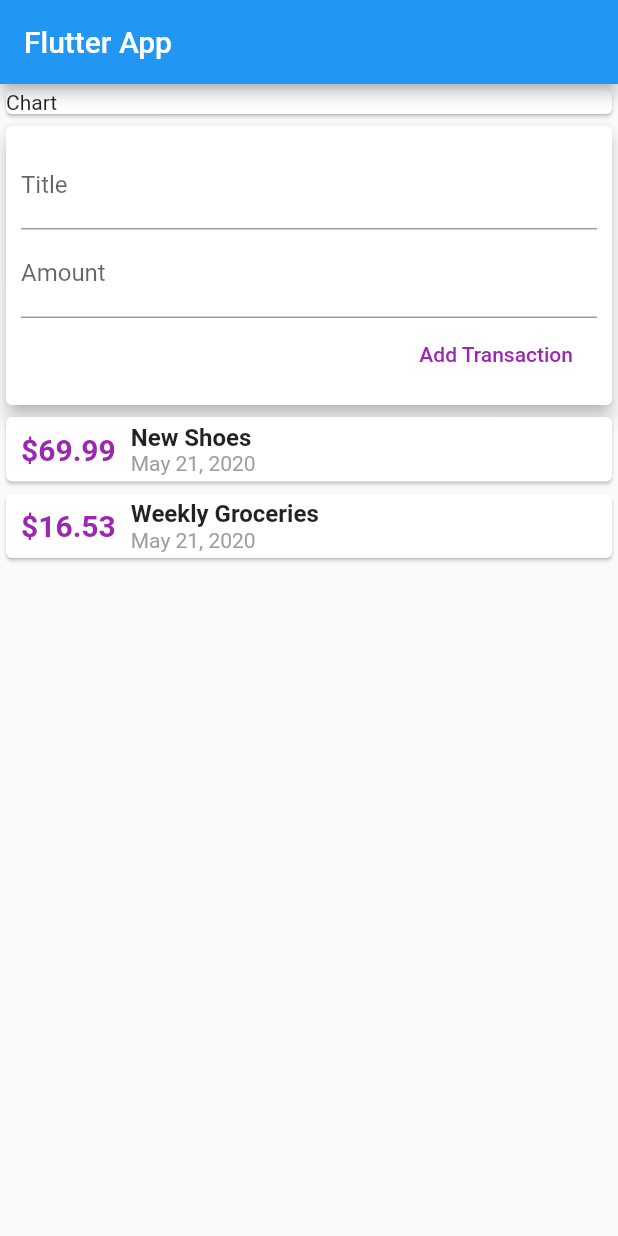
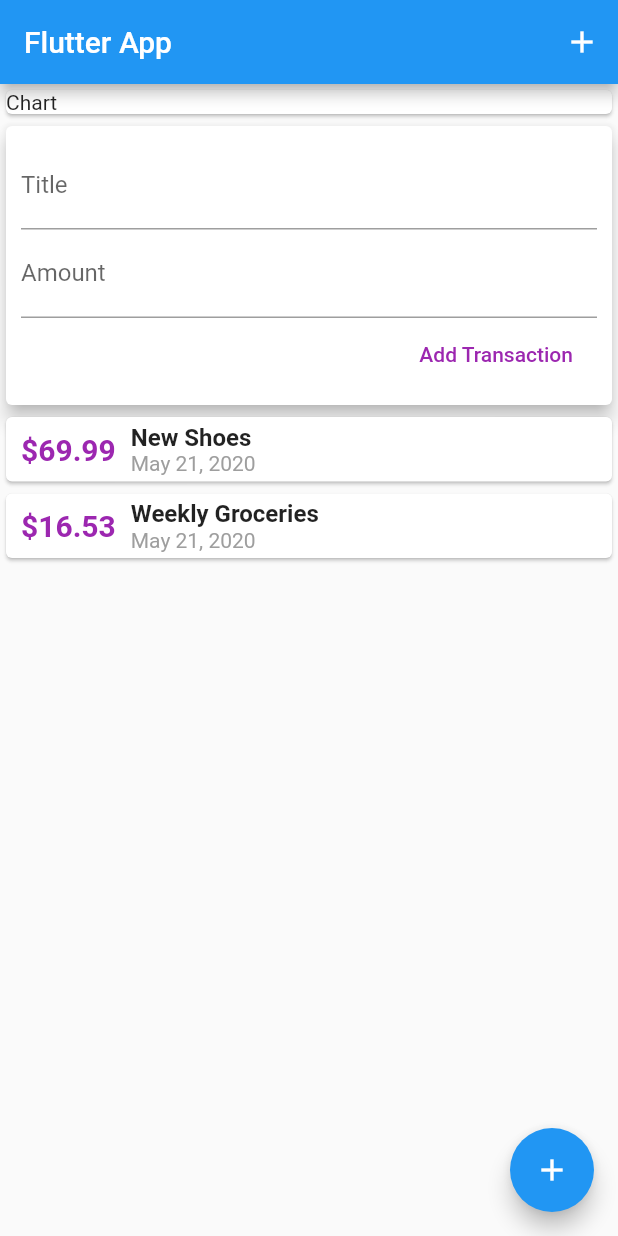
Before and after one commit to ChopinDavid/FinanceApp, a Flutter app: the screen it shows after launch, after a tap on "Add Transaction", on a phone screen of 412 x 824 dp. Run offline on Flutter 3.47's test engine with Material 2 defaults, Android fonts, the phone set to English and light mode, and no system bars.

Commit message:
Added list views and some icon buttons

```diff
--- a/lib/main.dart
+++ b/lib/main.dart
@@ -30,6 +30,9 @@ class MyHomePage extends StatelessWidget {
     return Scaffold(
       appBar: AppBar(
         title: Text("Flutter App"),
+        actions: <Widget>[
+          IconButton(icon: Icon(Icons.add), onPressed: () {},)
+        ],
       ),
       body: Column(
         children: <Widget>[
@@ -44,6 +47,7 @@ class MyHomePage extends StatelessWidget {
           UserTransactions(),
         ],
       ),
+      floatingActionButton: FloatingActionButton(child: Icon(Icons.add), onPressed: () {},),
     );
   }
 }
--- a/lib/new_transaction.dart
+++ b/lib/new_transaction.dart
@@ -6,6 +6,15 @@ class NewTransaction extends StatelessWidget {
   final amountController = TextEditingController();
 
   NewTransaction(this.addTransaction);
+
+  void submitData() {
+    final enteredTitle = titleController.text;
+    final enteredAmount = double.parse(amountController.text);
+    if (enteredTitle.isEmpty || enteredAmount <= 0) {
+      return;
+    }
+    addTransaction(enteredTitle, enteredAmount);
+  }
 
   @override
   Widget build(BuildContext context) {
@@ -19,19 +28,18 @@ class NewTransaction extends StatelessWidget {
             TextField(
               controller: titleController,
               decoration: InputDecoration(labelText: "Title"),
+              onSubmitted: (_) => submitData(),
             ),
             TextField(
               controller: amountController,
               decoration: InputDecoration(labelText: "Amount"),
               keyboardType: TextInputType.number,
+              onSubmitted: (_) => submitData(),
             ),
             FlatButton(
               child: Text("Add Transaction"),
               textColor: Colors.purple,
-              onPressed: () {
-                addTransaction(
-                    titleController.text, double.parse(amountController.text));
-              },
+              onPressed: submitData,
             )
           ],
         ),
--- a/lib/transaction_list.dart
+++ b/lib/transaction_list.dart
@@ -9,14 +9,17 @@ class TransactionList extends StatelessWidget {
 
   @override
   Widget build(BuildContext context) {
-    return Column(
-      children: transactions.map((transaction) {
+    return Container(
+        height: 300,
+        child: ListView.builder(
+          itemBuilder: (context, index) {
+            Transaction transaction = transactions[index];
             return Card(
               child: Row(
                 children: <Widget>[
                   Container(
                     child: Text(
-                  "\$${transaction.amount}",
+                      "\$${transaction.amount.toStringAsFixed(2)}",
                       style: TextStyle(
                           fontWeight: FontWeight.bold,
                           fontSize: 20,
@@ -28,7 +31,8 @@ class TransactionList extends StatelessWidget {
                     children: <Widget>[
                       Text(
                         transaction.title,
-                    style: TextStyle(fontSize: 16, fontWeight: FontWeight.bold),
+                        style: TextStyle(
+                            fontSize: 16, fontWeight: FontWeight.bold),
                       ),
                       Text(
                         DateFormat('MMM d, yyyy').format(transaction.date),
@@ -40,7 +44,8 @@ class TransactionList extends StatelessWidget {
                 ],
               ),
             );
-      }).toList(),
-    );
+          },
+          itemCount: transactions.length,
+        ));
   }
 }
```
Lines whose indentation alone changed are shown as unchanged.
